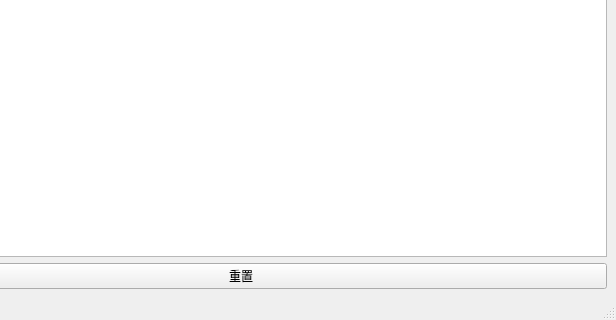
This is mainwindow.ui in laisc7301/RuihuoFileComparison as Qt 5 draws it before an edit; both pictures show x 134 to 750 and y 224 to 544 of the 750 by 544 pixel window. The edited form follows.
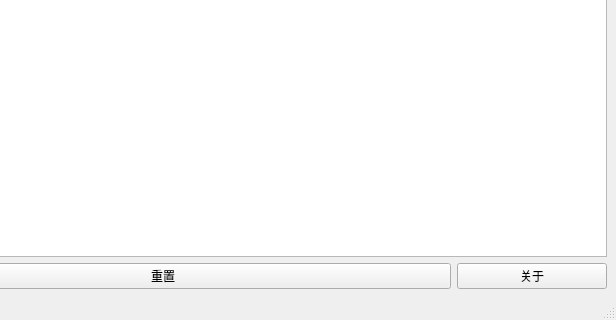
This is the edited form. Custom widgets are drawn as their Qt base class.

What changed in the file:
```diff
--- a/mainwindow.ui
+++ b/mainwindow.ui
@@ -116,6 +116,19 @@
           </property>
          </widget>
         </item>
+        <item>
+         <widget class="QPushButton" name="aboutButton">
+          <property name="maximumSize">
+           <size>
+            <width>150</width>
+            <height>16777215</height>
+           </size>
+          </property>
+          <property name="text">
+           <string>关于</string>
+          </property>
+         </widget>
+        </item>
        </layout>
       </item>
      </layout>
```
